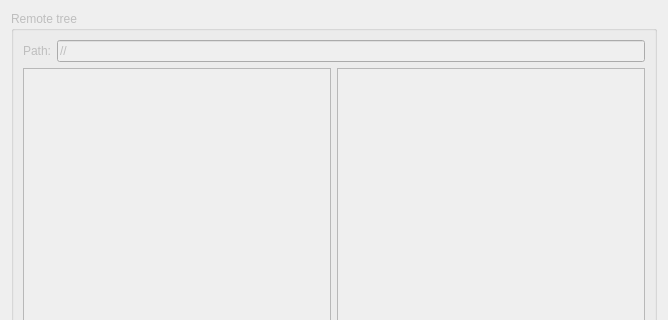
First picture: the form in filetransfer.ui, repository jirislaby/ifoxtrot-qt, before the edit; both pictures show x 0 to 668 and y 0 to 320 of the 668 by 499 pixel window.
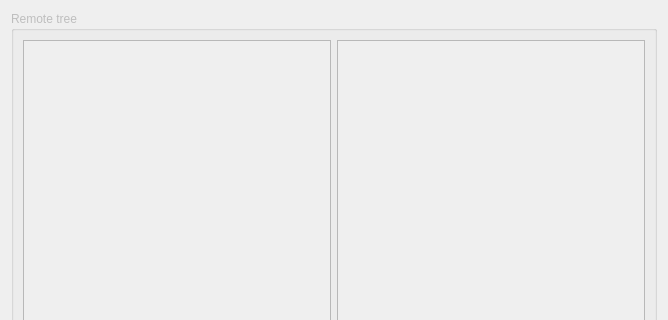
Second picture: the form after the edit.

```diff
--- a/filetransfer.ui
+++ b/filetransfer.ui
@@ -23,24 +23,6 @@
       <string>Remote tree</string>
      </property>
      <layout class="QVBoxLayout" name="verticalLayout">
-      <item>
-       <layout class="QHBoxLayout" name="horizontalLayout_4">
-        <item>
-         <widget class="QLabel" name="labelPath">
-          <property name="text">
-           <string>Path:</string>
-          </property>
-         </widget>
-        </item>
-        <item>
-         <widget class="QLineEdit" name="lineEditPath">
-          <property name="text">
-           <string>//</string>
-          </property>
-         </widget>
-        </item>
-       </layout>
-      </item>
       <item>
        <layout class="QHBoxLayout" name="horizontalLayout_2">
         <item>
```
Left out of the diff: 16 changed lines with no effect on the pictures.
